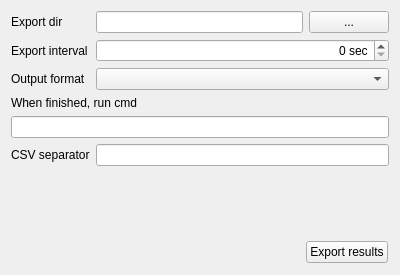
Quick-Event/quickbox, file quickevent/app/quickevent/plugins/Runs/src/services/resultsexporterwidget.ui: the form before one commit.
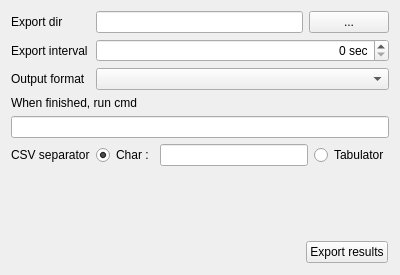
The form after the commit.

Commit message: Csv export - revert back to QChar, modified UI for QChar & added UI for set tabelator as separator.

Diff of the .ui file:
```diff
--- a/quickevent/app/quickevent/plugins/Runs/src/services/resultsexporterwidget.ui
+++ b/quickevent/app/quickevent/plugins/Runs/src/services/resultsexporterwidget.ui
@@ -146,7 +146,28 @@
     </widget>
    </item>
    <item row="5" column="1">
-    <widget class="QLineEdit" name="edCsvSeparator"/>
+    <layout class="QHBoxLayout" name="horizontalLayout_2">
+     <item>
+      <widget class="QRadioButton" name="rbCsvSeparatorChar">
+       <property name="text">
+        <string>Char :</string>
+       </property>
+       <property name="checked">
+        <bool>true</bool>
+       </property>
+      </widget>
+     </item>
+     <item>
+      <widget class="QLineEdit" name="edCsvSeparator"/>
+     </item>
+     <item>
+      <widget class="QRadioButton" name="rbCsvSeparatorTab">
+       <property name="text">
+        <string>Tabulator</string>
+       </property>
+      </widget>
+     </item>
+    </layout>
    </item>
   </layout>
  </widget>
```
Left out of the diff: 2 changed lines with no effect on the pictures. The commit also changes 4 other files.
